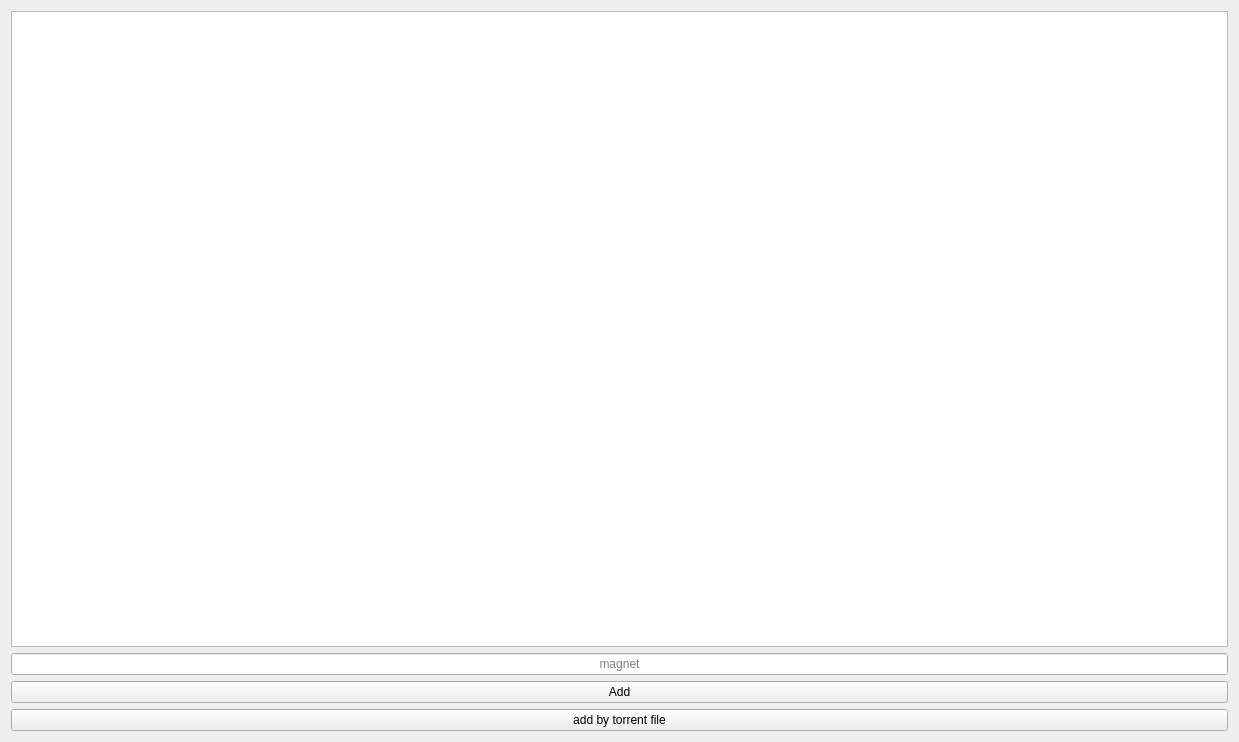
Old version of the form widgets/torrentwidget.ui in the repository commmrade/TorrentClient.
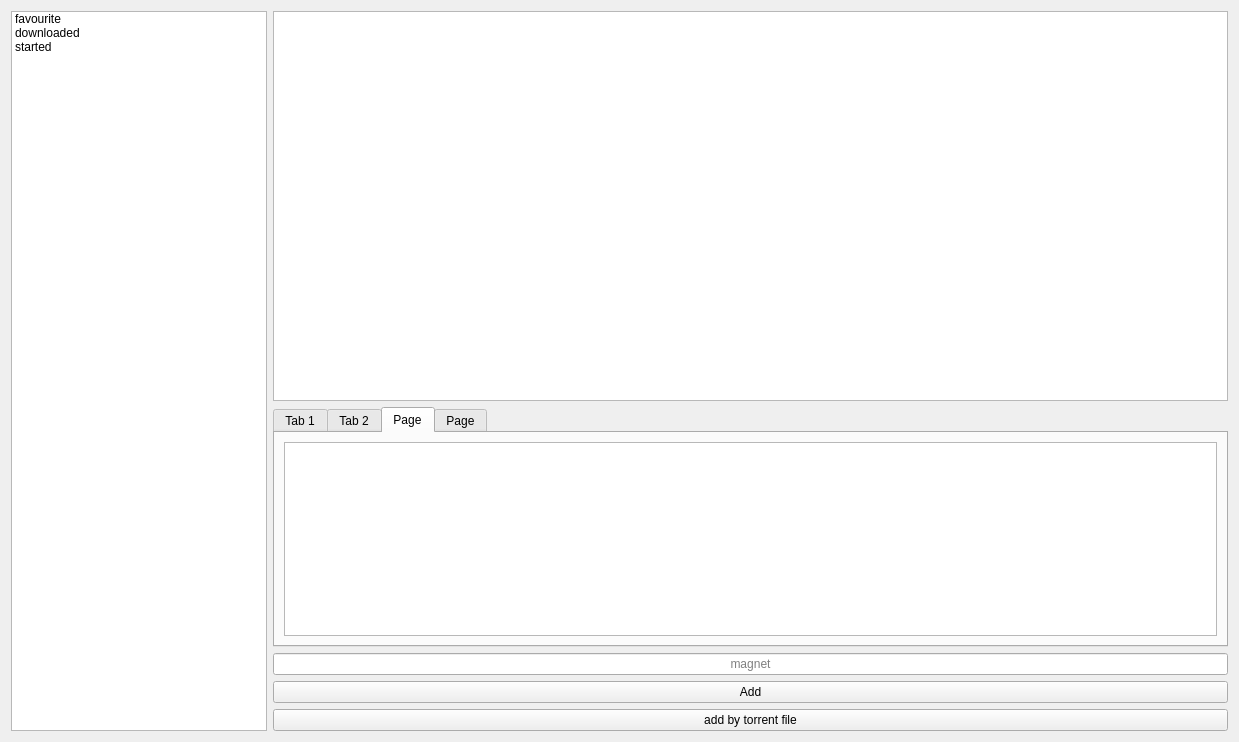
New version of the form.

Commit message: Added peer info table

Patch:
```diff
--- a/widgets/torrentwidget.ui
+++ b/widgets/torrentwidget.ui
@@ -13,33 +13,116 @@
   <property name="windowTitle">
    <string>Form</string>
   </property>
-  <layout class="QGridLayout" name="gridLayout">
-   <item row="0" column="0">
-    <widget class="QTableView" name="tableView"/>
-   </item>
-   <item row="3" column="0">
-    <widget class="QPushButton" name="pushButton_2">
-     <property name="text">
-      <string>add by torrent file</string>
+  <layout class="QHBoxLayout" name="horizontalLayout">
+   <item>
+    <widget class="QListWidget" name="listWidget">
+     <property name="sizePolicy">
+      <sizepolicy hsizetype="Minimum" vsizetype="Expanding">
+       <horstretch>0</horstretch>
+       <verstretch>0</verstretch>
+      </sizepolicy>
      </property>
+     <item>
+      <property name="text">
+       <string>favourite</string>
+      </property>
+     </item>
+     <item>
+      <property name="text">
+       <string>downloaded</string>
+      </property>
+     </item>
+     <item>
+      <property name="text">
+       <string>started</string>
+      </property>
+     </item>
     </widget>
    </item>
-   <item row="2" column="0">
-    <widget class="QPushButton" name="pushButton">
-     <property name="text">
-      <string>Add</string>
-     </property>
-    </widget>
-   </item>
-   <item row="1" column="0">
-    <widget class="QLineEdit" name="lineEdit">
-     <property name="alignment">
-      <set>Qt::AlignmentFlag::AlignCenter</set>
-     </property>
-     <property name="placeholderText">
-      <string>magnet</string>
-     </property>
-    </widget>
+   <item>
+    <layout class="QVBoxLayout" name="verticalLayout">
+     <item>
+      <widget class="QTableView" name="tableView">
+       <property name="sizePolicy">
+        <sizepolicy hsizetype="Expanding" vsizetype="Expanding">
+         <horstretch>0</horstretch>
+         <verstretch>0</verstretch>
+        </sizepolicy>
+       </property>
+      </widget>
+     </item>
+     <item>
+      <widget class="QTabWidget" name="torrentInfoTab">
+       <property name="enabled">
+        <bool>true</bool>
+       </property>
+       <property name="sizePolicy">
+        <sizepolicy hsizetype="Expanding" vsizetype="Minimum">
+         <horstretch>0</horstretch>
+         <verstretch>0</verstretch>
+        </sizepolicy>
+       </property>
+       <property name="minimumSize">
+        <size>
+         <width>0</width>
+         <height>200</height>
+        </size>
+       </property>
+       <property name="currentIndex">
+        <number>2</number>
+       </property>
+       <widget class="QWidget" name="tab">
+        <attribute name="title">
+         <string>Tab 1</string>
+        </attribute>
+       </widget>
+       <widget class="QWidget" name="tab_2">
+        <attribute name="title">
+         <string>Tab 2</string>
+        </attribute>
+       </widget>
+       <widget class="QWidget" name="tab_3">
+        <attribute name="title">
+         <string>Page</string>
+        </attribute>
+        <layout class="QGridLayout" name="gridLayout">
+         <item row="0" column="0">
+          <widget class="QTableView" name="peerTableView"/>
+         </item>
+        </layout>
+       </widget>
+       <widget class="QWidget" name="tab_4">
+        <attribute name="title">
+         <string>Page</string>
+        </attribute>
+       </widget>
+      </widget>
+     </item>
+     <item>
+      <widget class="QLineEdit" name="lineEdit">
+       <property name="alignment">
+        <set>Qt::AlignmentFlag::AlignCenter</set>
+       </property>
+       <property name="placeholderText">
+        <string>magnet</string>
+       </property>
+      </widget>
+     </item>
+     <item>
+      <widget class="QPushButton" name="pushButton">
+       <property name="text">
+        <string>Add</string>
+       </property>
+      </widget>
+     </item>
+     <item>
+      <widget class="QPushButton" name="pushButton_2">
+       <property name="text">
+        <string>add by torrent file</string>
+       </property>
+      </widget>
+     </item>
+    </layout>
    </item>
   </layout>
  </widget>
```
The commit also changes 10 other files.
